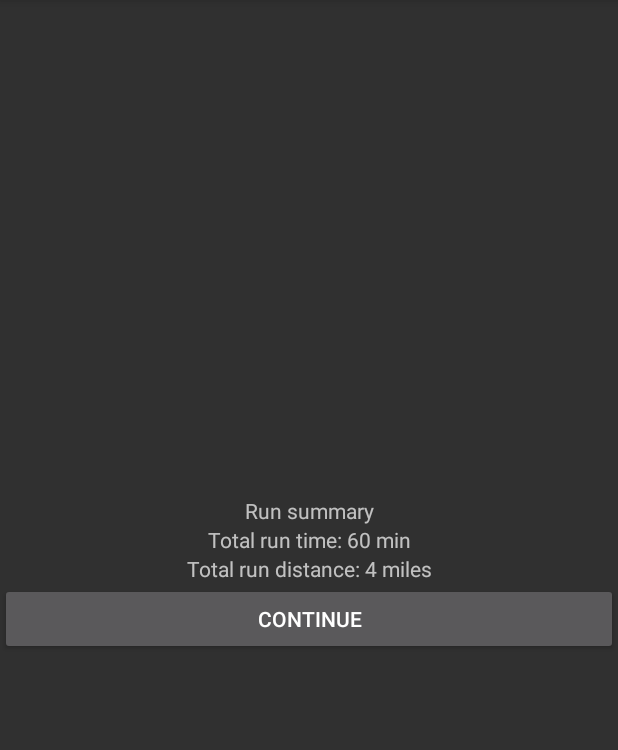
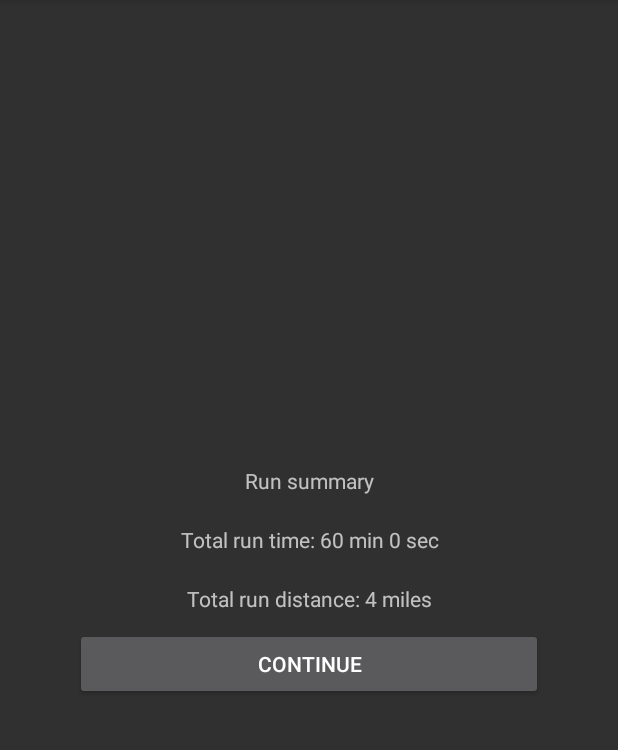
Before and after one commit to VOjha/Run-the-World, an Android app: the InputRunData screen opened directly, with no data from a screen before it, after a tap on "DONE", on a phone screen of 412 x 824 dp, the part 84-834 px from its top. Run offline under Robolectric (Android 15) with nearby library versions, the phone set to English and light mode, and no system bars.

Commit message:
update timer to: min sec

```diff
--- a/RuntheWorld/app/src/main/java/com/example/run_the_world/DuringRun.java
+++ b/RuntheWorld/app/src/main/java/com/example/run_the_world/DuringRun.java
@@ -79,7 +79,8 @@ public class DuringRun extends AppCompatActivity {
 
                 Intent intent = new Intent(DuringRun.this, summaryActivity.class);
                 intent.putExtra("distance", distance);
-                intent.putExtra("time", min);
+                intent.putExtra("min", min);
+                intent.putExtra("sec", sec);
                 startActivity(intent);
             }
         });
--- a/RuntheWorld/app/src/main/java/com/example/run_the_world/InputRunData.java
+++ b/RuntheWorld/app/src/main/java/com/example/run_the_world/InputRunData.java
@@ -32,7 +32,8 @@ public class InputRunData extends AppCompatActivity {
                 Intent intent = new Intent(InputRunData.this, summaryActivity.class);
                 intent.putExtra("date", date);
                 intent.putExtra("distance", distance);
-                intent.putExtra("time", time);
+                intent.putExtra("min", time);
+                intent.putExtra("sec", "0");
                 startActivity(intent);
             }
         });
--- a/RuntheWorld/app/src/main/java/com/example/run_the_world/summaryActivity.java
+++ b/RuntheWorld/app/src/main/java/com/example/run_the_world/summaryActivity.java
@@ -17,9 +17,10 @@ public class summaryActivity extends AppCompatActivity {
 
         Intent intent = getIntent();
 
-        String time = intent.getStringExtra("time");
+        String min = intent.getStringExtra("min");
+        String sec = intent.getStringExtra("sec");
         TextView timeView = (TextView)findViewById(R.id.input_time);
-        timeView.setText("Total run time: " + time + " min");
+        timeView.setText("Total run time: " + min + " min " + sec + " sec");
 
         String distance = intent.getStringExtra("distance");
         TextView distanceView = (TextView)findViewById(R.id.input_distance);
--- a/RuntheWorld/app/src/main/res/layout/activity_summary.xml
+++ b/RuntheWorld/app/src/main/res/layout/activity_summary.xml
@@ -10,12 +10,14 @@
         android:layout_width="match_parent"
         android:layout_height="match_parent"
         android:gravity="center"
-        android:orientation="vertical">
+        android:orientation="vertical"
+        android:padding="50dp">
 
         <TextView
             android:id="@+id/title"
             android:layout_width="match_parent"
             android:layout_height="wrap_content"
+            android:layout_margin="10dp"
             android:gravity="center"
             android:text="Run summary" />
 
@@ -23,13 +25,15 @@
             android:id="@+id/input_time"
             android:layout_width="match_parent"
             android:layout_height="wrap_content"
+            android:layout_margin="10dp"
             android:gravity="center"
-            android:text="total time: 0hr 0min 0s" />
+            android:text="total time: 0min 0s" />
 
         <TextView
             android:id="@+id/input_distance"
             android:layout_width="match_parent"
             android:layout_height="wrap_content"
+            android:layout_margin="10dp"
             android:gravity="center"
             android:text="total distance: 0km" />
 
```
